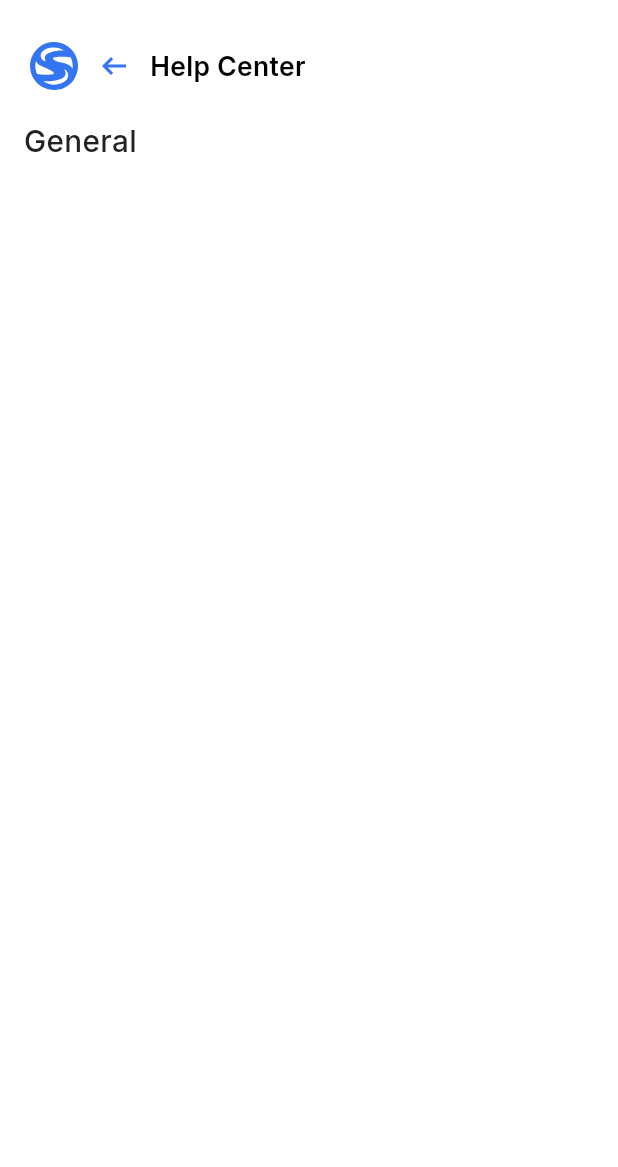
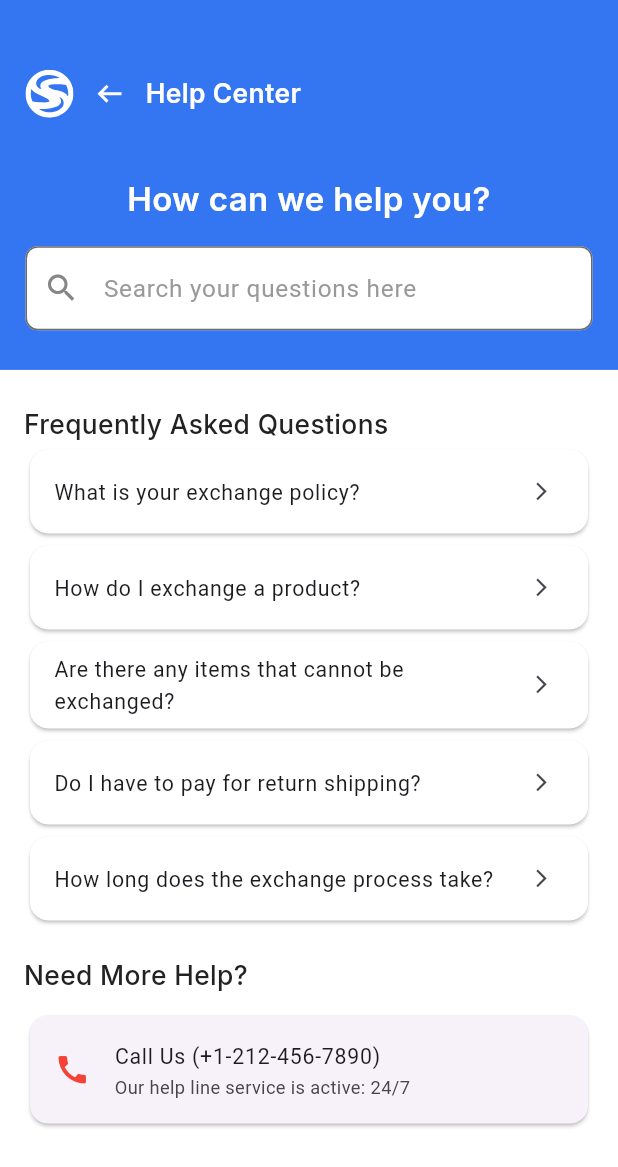
Before and after one commit to bdCalling-Sdt-hub/trade_app, a Flutter app: the HelpCenterScreen screen opened by its route, on a phone screen of 412 x 824 dp. Shown: the top 1167 px of the screen. Run offline on Flutter 3.47's test engine with Material 3 defaults, Android fonts, the phone set to English and light mode, and no system bars; our stand-ins replace cached_network_image, carousel_slider, connectivity_plus, country_picker, flutter_screenutil, flutter_spinkit and 9 more; accounts and stored records are empty; network calls fail; project files that could hold a hidden picture were left out.

Commit message:
Help Card Completed

```diff
--- a/lib/controller/profile_controller.dart
+++ b/lib/controller/profile_controller.dart
@@ -40,4 +40,12 @@ TextEditingController countryController = TextEditingController();
     selectedCountry.value = country;
   }
 
+
+  final List<String> faqs = [
+    "What is your exchange policy?",
+    "How do I exchange a product?",
+    "Are there any items that cannot be exchanged?",
+    "Do I have to pay for return shipping?",
+    "How long does the exchange process take?"
+  ];
 }
--- a/lib/core/app_routes/app_routes.dart
+++ b/lib/core/app_routes/app_routes.dart
@@ -82,7 +82,7 @@ class AppRoutes {
     GetPage(name: accountInfoScreen, page: () =>   AccountInfoScreen()),
     GetPage(name: changePasswordScreen, page: () =>   ChangePasswordScreen()),
     GetPage(name: addressScreen, page: () =>    AddressScreen()),
-    GetPage(name: helpCenterScreen, page: () =>    const HelpCenterScreen()),
+    GetPage(name: helpCenterScreen, page: () =>     HelpCenterScreen()),
     GetPage(name: swapRequestScreen, page: () =>    const SwapRequestScreen()),
     GetPage(name: swapHistoryScreen, page: () =>    const SwapHistoryScreen()),
     GetPage(name: myProductsScreen, page: () =>  MyProductsScreen()),
--- /dev/null
+++ b/lib/view/components/custom_fAQ_cards/custom_faq_cards.dart
@@ -0,0 +1,21 @@
+import 'package:flutter/material.dart';
+import 'package:flutter_screenutil/flutter_screenutil.dart';
+
+class CustomFAQCard extends StatelessWidget {
+  final String question;
+  final VoidCallback onTap;
+
+  const CustomFAQCard({required this.question, required this.onTap, super.key});
+
+  @override
+  Widget build(BuildContext context) {
+    return Card(
+      color: Colors.white,
+      child: ListTile(
+        title: Text(question, style: TextStyle(fontSize: 14.sp)),
+        trailing: Icon(Icons.arrow_forward_ios, size: 14.sp),
+        onTap: onTap,
+      ),
+    );
+  }
+}
--- /dev/null
+++ b/lib/view/components/custom_help_app_bar/custom_help_app_bar.dart
@@ -0,0 +1,91 @@
+import 'package:flutter/material.dart';
+import 'package:flutter_screenutil/flutter_screenutil.dart';
+import 'package:get/get.dart';
+import 'package:trade_app/core/app_routes/app_routes.dart';
+import 'package:trade_app/utils/app_colors/app_colors.dart';
+import 'package:trade_app/utils/app_icons/app_icons.dart';
+import 'package:trade_app/utils/app_strings/app_strings.dart';
+import 'package:trade_app/view/components/custom_image/custom_image.dart';
+import 'package:trade_app/view/components/custom_text/custom_text.dart';
+import 'package:trade_app/view/components/custom_text_field/custom_text_field.dart';
+
+
+class CustomHelpAppBar extends StatelessWidget {
+  const CustomHelpAppBar({
+    super.key,
+    required this.scaffoldKey,
+  });
+
+  final GlobalKey<ScaffoldState> scaffoldKey;
+
+  @override
+  Widget build(BuildContext context) {
+    return Container(
+      height: 243.h,
+      width: MediaQuery.of(context).size.width,
+      color: AppColors.blue500,
+
+      padding: const EdgeInsets.symmetric(horizontal: 17, vertical: 8),
+      child: Column(
+        children: [
+          ///====================================Top Section================================
+            SizedBox(
+              height: 30.h,
+            ),
+          Row(
+            children: [
+              GestureDetector(
+                onTap: (){
+                  Get.toNamed(AppRoutes.homeScreen);
+                },
+                child: const CustomImage(
+                    imageSrc: AppIcons.logo,
+                    imageColor: Colors.white,
+                    imageType: ImageType.svg),
+              ),
+              IconButton(
+                icon: const CustomImage(imageSrc: AppIcons.arrowLeftAlt,imageColor: Colors.white,),
+                onPressed: () {
+                  Navigator.of(context).pop();
+                },
+              ),
+
+                 CustomText(
+                  text: AppStrings.helpCenter.tr,
+                  fontWeight: FontWeight.w600,
+                  fontSize: 16,
+                  color: Colors.white,
+                ),
+
+            ],
+          ),
+          SizedBox(
+            height: 30.h,
+          ),
+          ///======================How Can We Help YOu ============================
+           CustomText(
+            text: AppStrings.howCanWeHelpYou.tr,
+            fontWeight: FontWeight.w600,
+            fontSize: 20,
+            color: AppColors.white,),
+          SizedBox(
+            height: 16.h,
+          ),
+          ///====================================Search Section================================
+
+          CustomTextField(
+              fillColor: AppColors.white,
+              onTap: () {
+                // Get.toNamed(AppRoutes.searchScreen);
+              },
+              hintText: AppStrings.searchYourQuestionHere,
+              isPrefixIcon: true,
+            prefixIcon: const Icon(Icons.search,color: AppColors.gray700,),
+             ),
+
+
+        ],
+      ),
+    );
+  }
+}
--- /dev/null
+++ b/lib/view/components/custom_help_card/custom_help_card.dart
@@ -0,0 +1,22 @@
+import 'package:flutter/material.dart';
+import 'package:flutter_screenutil/flutter_screenutil.dart';
+
+class CustomHelpCard extends StatelessWidget {
+  final String contactText;
+  final String subText;
+  final VoidCallback onTap;
+
+  const CustomHelpCard({required this.contactText, required this.subText, required this.onTap, super.key});
+
+  @override
+  Widget build(BuildContext context) {
+    return Card(
+      child: ListTile(
+        leading: Icon(Icons.call, color: Colors.red, size: 24.sp),
+        title: Text(contactText, style: TextStyle(fontSize: 14.sp)),
+        subtitle: Text(subText, style: TextStyle(fontSize: 12.sp)),
+        onTap: onTap,
+      ),
+    );
+  }
+}
--- a/lib/view/screens/help_center_screen/help_center_screen.dart
+++ b/lib/view/screens/help_center_screen/help_center_screen.dart
@@ -1,37 +1,73 @@
 import 'package:flutter/material.dart';
+import 'package:flutter_screenutil/flutter_screenutil.dart';
 import 'package:get/get.dart';
+import 'package:trade_app/controller/profile_controller.dart';
 import 'package:trade_app/utils/app_colors/app_colors.dart';
 import 'package:trade_app/utils/app_strings/app_strings.dart';
-import 'package:trade_app/view/components/custom_app_bar/custom_app_bar.dart';
+import 'package:trade_app/view/components/custom_fAQ_cards/custom_faq_cards.dart';
+import 'package:trade_app/view/components/custom_help_app_bar/custom_help_app_bar.dart';
+import 'package:trade_app/view/components/custom_help_card/custom_help_card.dart';
 import 'package:trade_app/view/components/custom_text/custom_text.dart';
 
 class HelpCenterScreen extends StatelessWidget {
-  const HelpCenterScreen({super.key});
+  HelpCenterScreen({super.key});
+
+  final ProfileController profileController = Get.find<ProfileController>();
+  final scaffoldKey = GlobalKey<ScaffoldState>();
 
   @override
   Widget build(BuildContext context) {
     return Scaffold(
-      backgroundColor: AppColors.white,
-
-      ///==================Terms ANd Condition Appbar===============
-      appBar: CustomAppBar(
-        appBarContent: AppStrings.helpCenter.tr,
-      ),
-      body: Padding(
-        padding: const EdgeInsets.symmetric(horizontal: 16, vertical: 16),
-        child: SingleChildScrollView(
+      backgroundColor: Colors.white,
+      body: SingleChildScrollView(
         child: Column(
           crossAxisAlignment: CrossAxisAlignment.start,
           children: [
+            ///=======================Help Center Appbar=================
+            CustomHelpAppBar(scaffoldKey: scaffoldKey),
+            Padding(
+              padding: const EdgeInsets.symmetric(horizontal: 16, vertical: 24),
+              child: Column(
+                crossAxisAlignment: CrossAxisAlignment.start,
+                children: [
+                  ///======================FrequentyAsk ============================
                    CustomText(
-                text: AppStrings.general.tr,
+                    text: AppStrings.frequentlyAskedQuestions.tr,
                     fontWeight: FontWeight.w500,
-                fontSize: 18,
+                    fontSize: 16,
                     color: AppColors.black500,
-                bottom: 10,
+                  ),
+
+                  ///======================Question Here=======================
+                  ...profileController.faqs.map((faqs) => CustomFAQCard(
+                        question: faqs,
+                        onTap: () {
+                          // Handle FAQ tap
+                        },
+                      )),
+                  SizedBox(height: 20.h),
+
+                  ///=========================Need More Help=================
+                  CustomText(
+                    text: AppStrings.needMoreHelp.tr,
+                    fontWeight: FontWeight.w500,
+                    fontSize: 16,
+                    color: AppColors.black500,
+                  ),
+                  SizedBox(height: 10.h),
+
+                  ///======================Calling====================
+                  CustomHelpCard(
+                    contactText: 'Call Us (+1-212-456-7890)',
+                    subText: 'Our help line service is active: 24/7',
+                    onTap: () {
+                      // Handle call tap
+                    },
                   ),
                 ],
               ),
+            )
+          ],
         ),
       ),
     );
```
Lines whose indentation alone changed are shown as unchanged.
